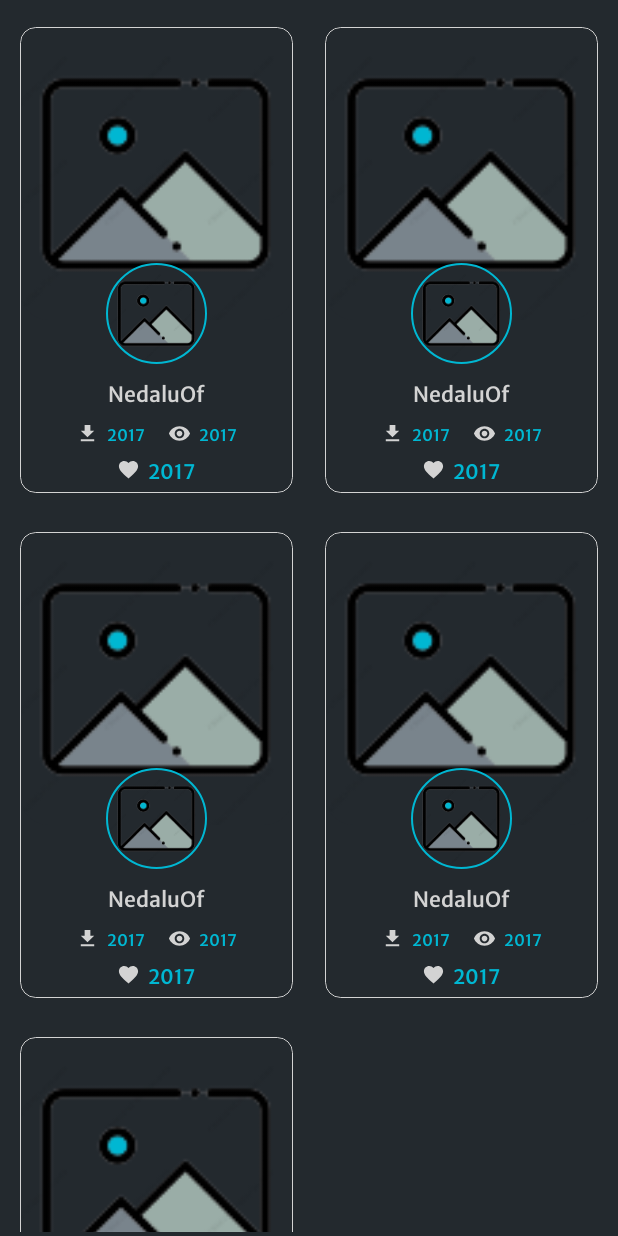
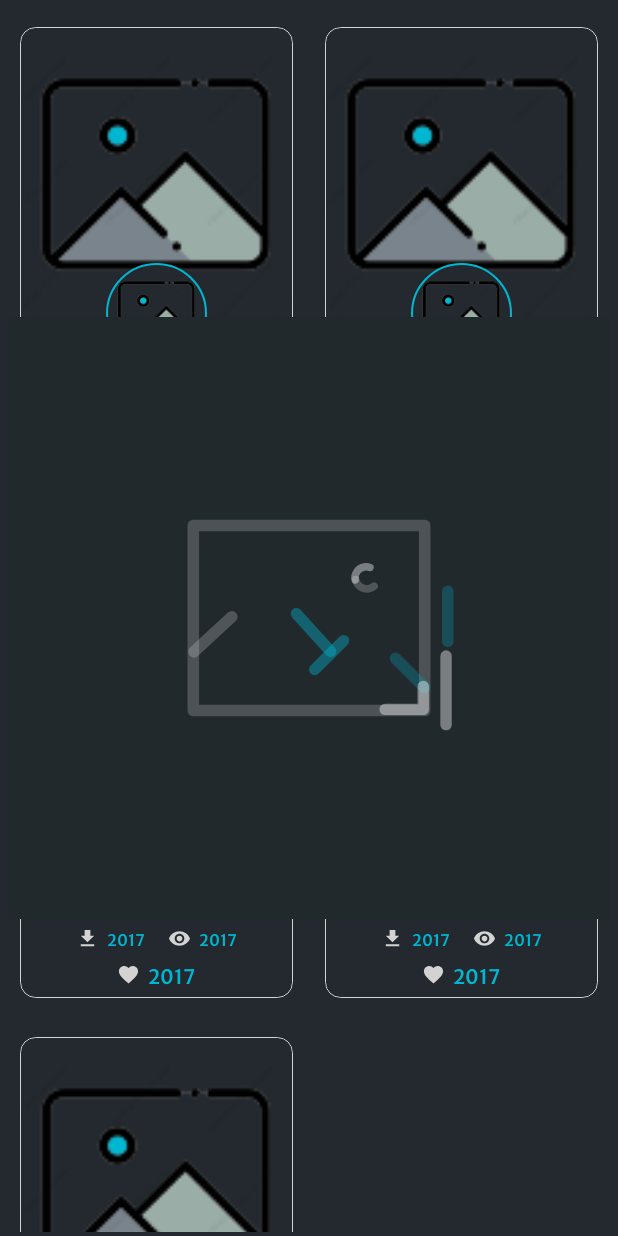
Before and after one commit to nedaluof/PixabayX, an Android app: the layout fragment_popular_photos.xml on its own in the app's theme, with its tools: preview values and no code run, on a phone screen of 412 x 824 dp. Run offline under Robolectric (Android 15) with nearby library versions, the phone set to English and light mode, and no system bars.

Commit message:
NedaluOf , adding loading into fragment_category_photos.xml , fragment_popular_photos.xml , fragment_search_photos.xml.

```diff
--- a/app/src/main/java/com/nedaluof/pixabayx/ui/main/categories/categoryphotos/CategoryPhotosFragment.kt
+++ b/app/src/main/java/com/nedaluof/pixabayx/ui/main/categories/categoryphotos/CategoryPhotosFragment.kt
@@ -53,6 +53,7 @@ class CategoryPhotosFragment :
   override fun initViews() {
     with(binding) {
       category = categoryModel
+      viewModel = categoryPhotosViewModel
       lifecycleOwner = this@CategoryPhotosFragment
       executePendingBindings()
     }
--- a/app/src/main/res/layout/fragment_popular_photos.xml
+++ b/app/src/main/res/layout/fragment_popular_photos.xml
@@ -2,6 +2,13 @@
 <layout xmlns:android="http://schemas.android.com/apk/res/android"
     xmlns:app="http://schemas.android.com/apk/res-auto"
     xmlns:tools="http://schemas.android.com/tools">
+
+    <data>
+
+        <variable
+            name="viewModel"
+            type="com.nedaluof.pixabayx.ui.main.popular.PopularPhotosViewModel" />
+    </data>
 
     <androidx.constraintlayout.widget.ConstraintLayout
         android:layout_width="match_parent"
@@ -17,9 +24,21 @@
             android:paddingTop="@dimen/_2sdp"
             android:paddingBottom="@dimen/_2sdp"
             android:scrollbars="none"
+            app:ctrlVisibility="@{!viewModel.loading}"
             app:layoutManager="androidx.recyclerview.widget.GridLayoutManager"
             app:spanCount="2"
             tools:itemCount="5"
             tools:listitem="@layout/item_photo" />
+
+        <com.airbnb.lottie.LottieAnimationView
+            android:id="@+id/animation_view"
+            android:layout_width="match_parent"
+            android:layout_height="match_parent"
+            android:layout_marginStart="@dimen/_4sdp"
+            android:layout_marginEnd="@dimen/_4sdp"
+            app:ctrlVisibility="@{viewModel.loading}"
+            app:lottie_autoPlay="true"
+            app:lottie_loop="true"
+            app:lottie_rawRes="@raw/pixabay_x_intro_night" />
     </androidx.constraintlayout.widget.ConstraintLayout>
 </layout>
```
Also changed, not shown: app/src/main/java/com/nedaluof/pixabayx/ui/main/categories/categoryphotos/CategoryPhotosViewModel.kt (+9 -0 lines), app/src/main/java/com/nedaluof/pixabayx/ui/main/popular/PopularPhotosFragment.kt (+19 -3 lines), app/src/main/java/com/nedaluof/pixabayx/ui/main/popular/PopularPhotosViewModel.kt (+32 -4 lines), app/src/main/java/com/nedaluof/pixabayx/ui/main/search/SearchPhotosFragment.kt (+11 -2 lines), app/src/main/java/com/nedaluof/pixabayx/ui/main/search/SearchPhotosViewModel.kt (+13 -1 lines), app/src/main/res/layout/fragment_category_photos.xml (+17 -0 lines), app/src/main/res/layout/fragment_search_photos.xml (+19 -0 lines).
